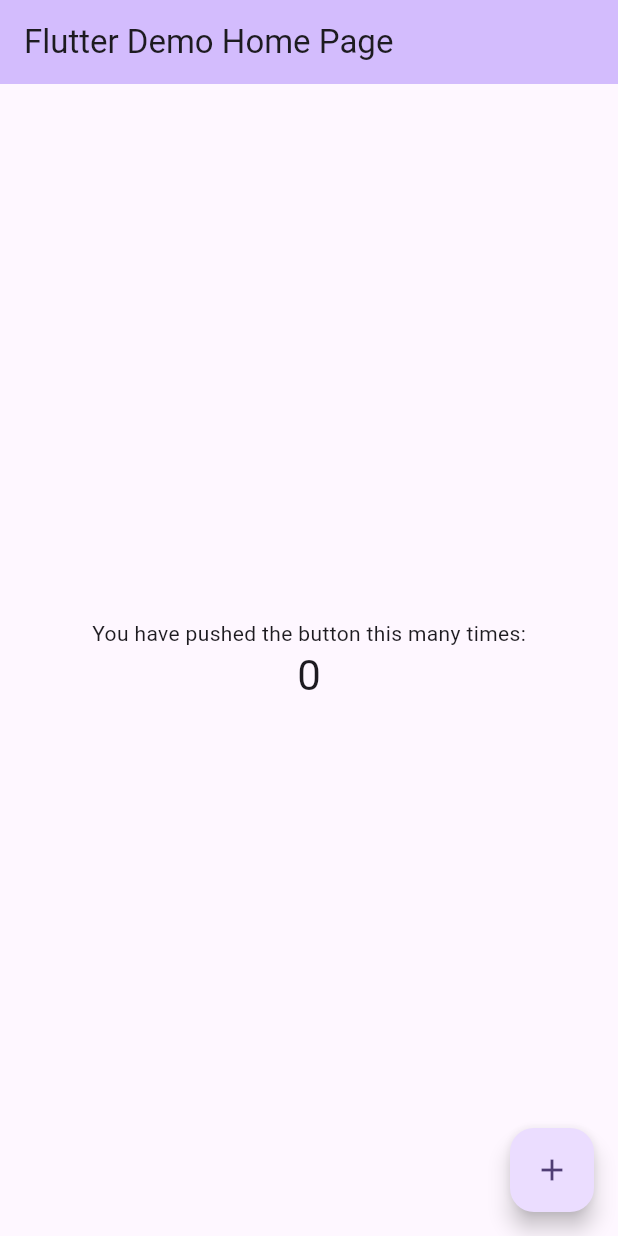
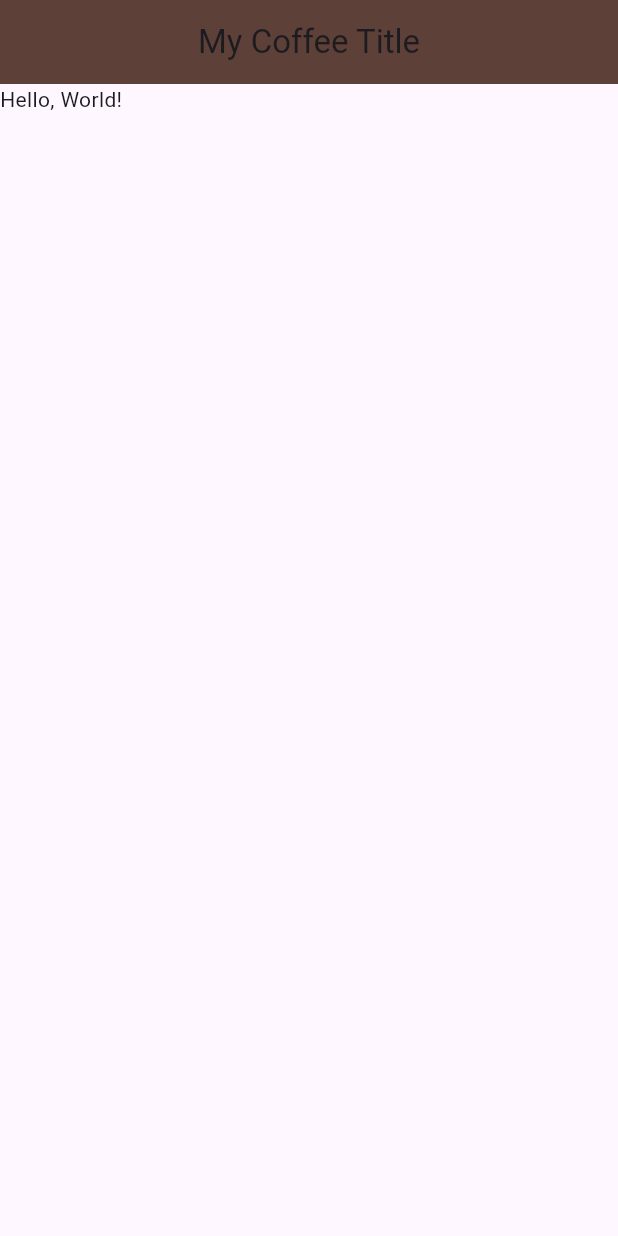
Before and after one commit to SunilBista/CoffeeCard, a Flutter app: the screen it shows after launch, on a phone screen of 412 x 824 dp. Run offline on Flutter 3.47's test engine with Material 3 defaults, Android fonts, the phone set to English and light mode, and no system bars.

Commit message:
feat: main text widget addition

```diff
--- a/lib/main.dart
+++ b/lib/main.dart
@@ -1,122 +1,16 @@
-import 'package:flutter/material.dart';
+import 'package:flutter/material.dart'; //to add MaterialAPP widget
 
 void main() {
-  runApp(const MyApp());
+  runApp(
+    MaterialApp(
+      home: Scaffold(
+        appBar: AppBar(
+          title: const Text('My Coffee Title'),
+          backgroundColor: Colors.brown[700],
+          centerTitle: true,
+        ),
+        body: const Text('Hello, World!'),
+      ),
+    ),
+  );
 }
-
-class MyApp extends StatelessWidget {
-  const MyApp({super.key});
-
-  // This widget is the root of your application.
-  @override
-  Widget build(BuildContext context) {
-    return MaterialApp(
-      title: 'Flutter Demo',
-      theme: ThemeData(
-        // This is the theme of your application.
-        //
-        // TRY THIS: Try running your application with "flutter run". You'll see
-        // the application has a purple toolbar. Then, without quitting the app,
-        // try changing the seedColor in the colorScheme below to Colors.green
-        // and then invoke "hot reload" (save your changes or press the "hot
-        // reload" button in a Flutter-supported IDE, or press "r" if you used
-        // the command line to start the app).
-        //
-        // Notice that the counter didn't reset back to zero; the application
-        // state is not lost during the reload. To reset the state, use hot
-        // restart instead.
-        //
-        // This works for code too, not just values: Most code changes can be
-        // tested with just a hot reload.
-        colorScheme: ColorScheme.fromSeed(seedColor: Colors.deepPurple),
-      ),
-      home: const MyHomePage(title: 'Flutter Demo Home Page'),
-    );
-  }
-}
-
-class MyHomePage extends StatefulWidget {
-  const MyHomePage({super.key, required this.title});
-
-  // This widget is the home page of your application. It is stateful, meaning
-  // that it has a State object (defined below) that contains fields that affect
-  // how it looks.
-
-  // This class is the configuration for the state. It holds the values (in this
-  // case the title) provided by the parent (in this case the App widget) and
-  // used by the build method of the State. Fields in a Widget subclass are
-  // always marked "final".
-
-  final String title;
-
-  @override
-  State<MyHomePage> createState() => _MyHomePageState();
-}
-
-class _MyHomePageState extends State<MyHomePage> {
-  int _counter = 0;
-
-  void _incrementCounter() {
-    setState(() {
-      // This call to setState tells the Flutter framework that something has
-      // changed in this State, which causes it to rerun the build method below
-      // so that the display can reflect the updated values. If we changed
-      // _counter without calling setState(), then the build method would not be
-      // called again, and so nothing would appear to happen.
-      _counter++;
-    });
-  }
-
-  @override
-  Widget build(BuildContext context) {
-    // This method is rerun every time setState is called, for instance as done
-    // by the _incrementCounter method above.
-    //
-    // The Flutter framework has been optimized to make rerunning build methods
-    // fast, so that you can just rebuild anything that needs updating rather
-    // than having to individually change instances of widgets.
-    return Scaffold(
-      appBar: AppBar(
-        // TRY THIS: Try changing the color here to a specific color (to
-        // Colors.amber, perhaps?) and trigger a hot reload to see the AppBar
-        // change color while the other colors stay the same.
-        backgroundColor: Theme.of(context).colorScheme.inversePrimary,
-        // Here we take the value from the MyHomePage object that was created by
-        // the App.build method, and use it to set our appbar title.
-        title: Text(widget.title),
-      ),
-      body: Center(
-        // Center is a layout widget. It takes a single child and positions it
-        // in the middle of the parent.
-        child: Column(
-          // Column is also a layout widget. It takes a list of children and
-          // arranges them vertically. By default, it sizes itself to fit its
-          // children horizontally, and tries to be as tall as its parent.
-          //
-          // Column has various properties to control how it sizes itself and
-          // how it positions its children. Here we use mainAxisAlignment to
-          // center the children vertically; the main axis here is the vertical
-          // axis because Columns are vertical (the cross axis would be
-          // horizontal).
-          //
-          // TRY THIS: Invoke "debug painting" (choose the "Toggle Debug Paint"
-          // action in the IDE, or press "p" in the console), to see the
-          // wireframe for each widget.
-          mainAxisAlignment: MainAxisAlignment.center,
-          children: <Widget>[
-            const Text('You have pushed the button this many times:'),
-            Text(
-              '$_counter',
-              style: Theme.of(context).textTheme.headlineMedium,
-            ),
-          ],
-        ),
-      ),
-      floatingActionButton: FloatingActionButton(
-        onPressed: _incrementCounter,
-        tooltip: 'Increment',
-        child: const Icon(Icons.add),
-      ), // This trailing comma makes auto-formatting nicer for build methods.
-    );
-  }
-}
```
